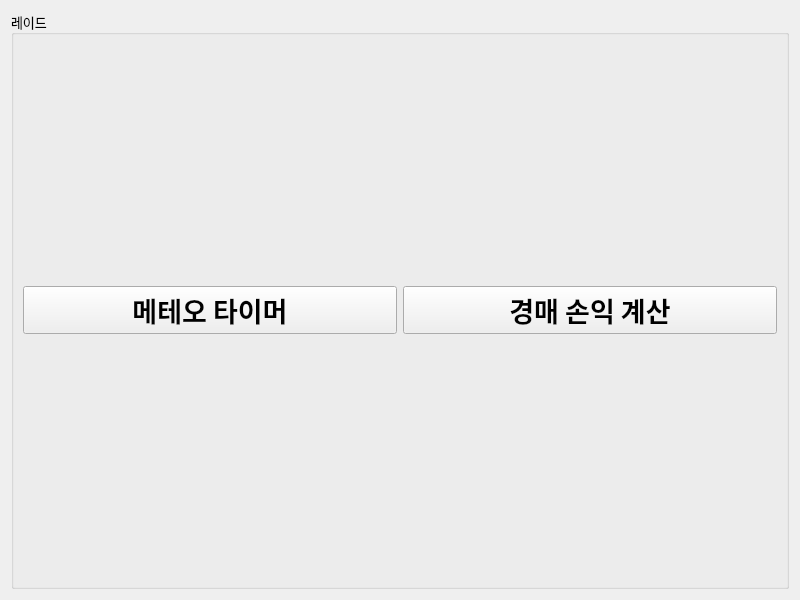
First picture: the form in loatools.ui, repository Wseop/Qt_LoaTools, before the edit.
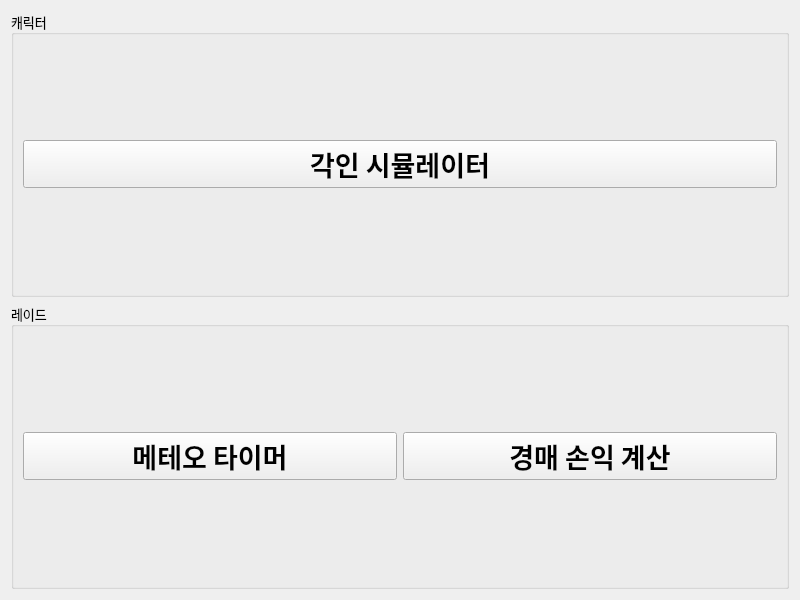
Second picture: the form after the edit.

Commit message:
Add Engrave Simulator
- 각인 계산기 추가 (시뮬레이터)

```diff
--- a/loatools.ui
+++ b/loatools.ui
@@ -14,7 +14,7 @@
    <string>LoaTools</string>
   </property>
   <layout class="QGridLayout" name="gridLayout">
-   <item row="0" column="0">
+   <item row="1" column="0">
     <widget class="QGroupBox" name="groupBox">
      <property name="font">
       <font>
@@ -58,6 +58,35 @@
      </layout>
     </widget>
    </item>
+   <item row="0" column="0">
+    <widget class="QGroupBox" name="groupBox_2">
+     <property name="font">
+      <font>
+       <family>나눔스퀘어 네오 Regular</family>
+       <pointsize>10</pointsize>
+      </font>
+     </property>
+     <property name="title">
+      <string>캐릭터</string>
+     </property>
+     <layout class="QGridLayout" name="gridLayout_2">
+      <item row="0" column="0">
+       <widget class="QPushButton" name="pbEngrave">
+        <property name="font">
+         <font>
+          <family>나눔스퀘어 네오 ExtraBold</family>
+          <pointsize>20</pointsize>
+          <bold>true</bold>
+         </font>
+        </property>
+        <property name="text">
+         <string>각인 시뮬레이터</string>
+        </property>
+       </widget>
+      </item>
+     </layout>
+    </widget>
+   </item>
   </layout>
  </widget>
  <resources/>
```
The commit also changes 8 other files.
